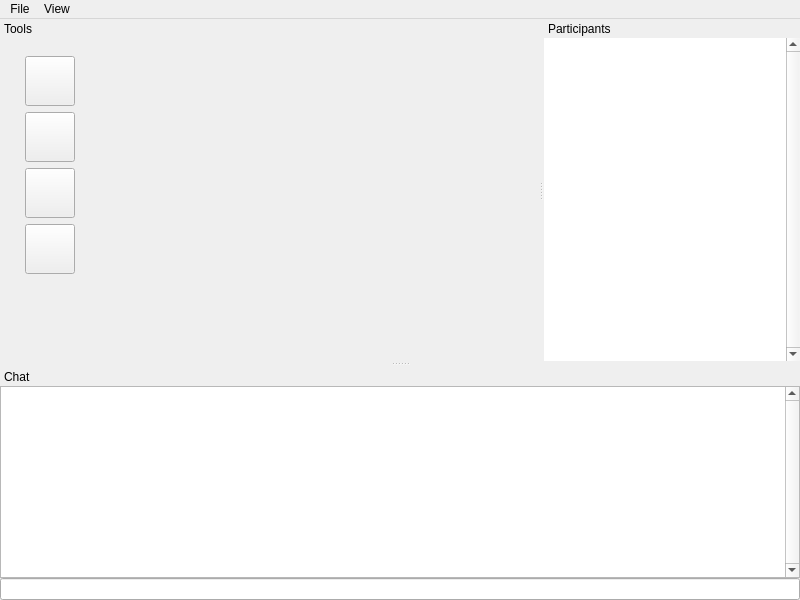
First picture: the form in RaptorPaint/mainwindow.ui, repository nickrak/RaptorPaint, before the edit.
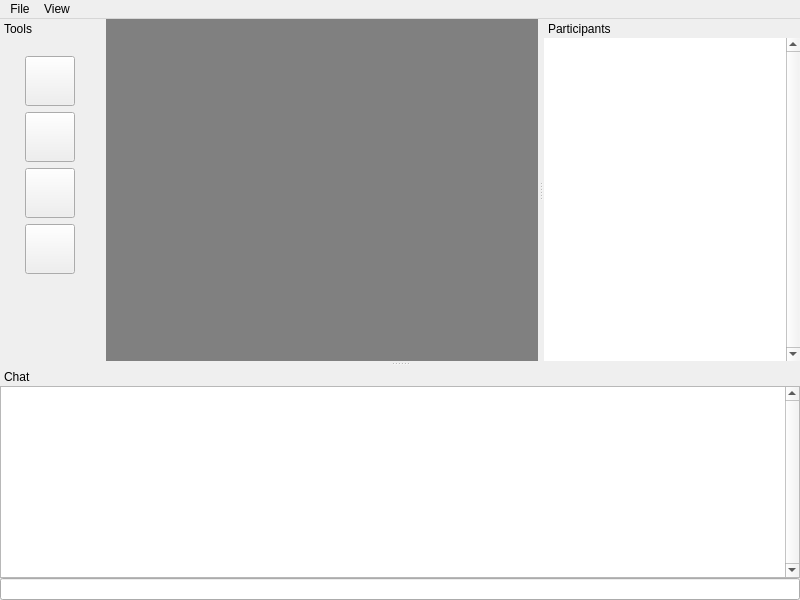
Second picture: the form after the edit. Icons and pictures are not drawn. Custom widgets are drawn as their Qt base class.

The edit to the form file:
```diff
--- a/RaptorPaint/mainwindow.ui
+++ b/RaptorPaint/mainwindow.ui
@@ -14,6 +14,9 @@
    <string>RaptorPaint</string>
   </property>
   <widget class="QWidget" name="centralwidget">
+   <property name="styleSheet">
+    <string notr="true">background: rgb(128,128,128);</string>
+   </property>
    <layout class="QVBoxLayout" name="verticalLayout_3">
     <property name="margin">
      <number>0</number>
```
Left out of the diff: 6 changed lines with no effect on the pictures.
